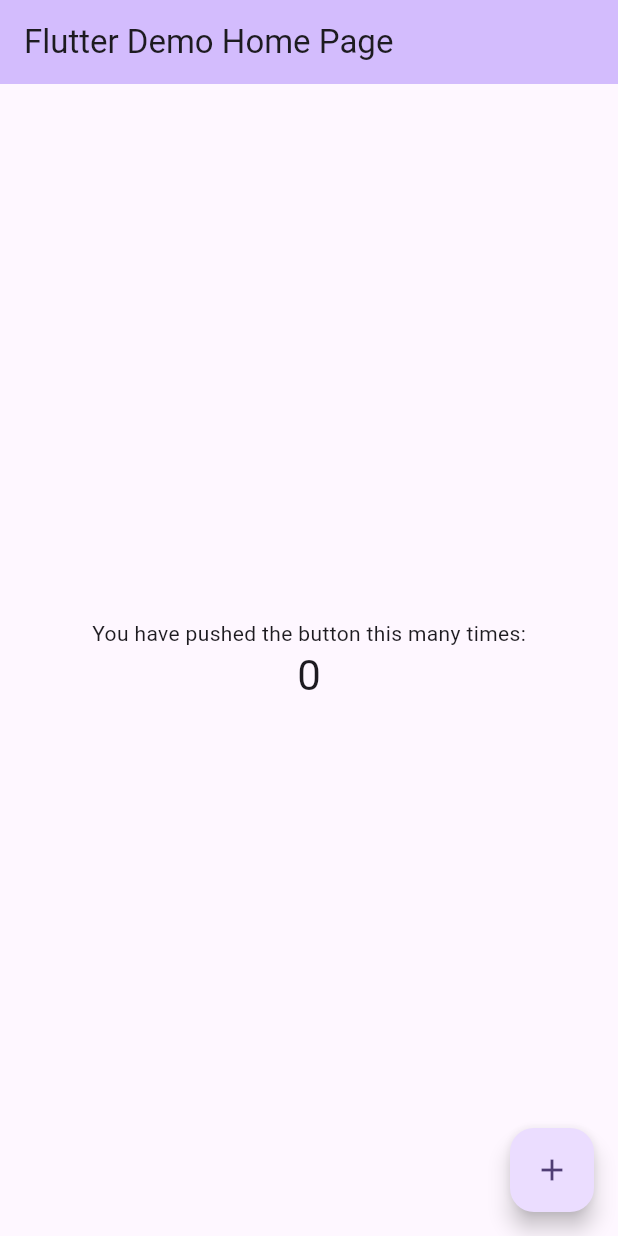
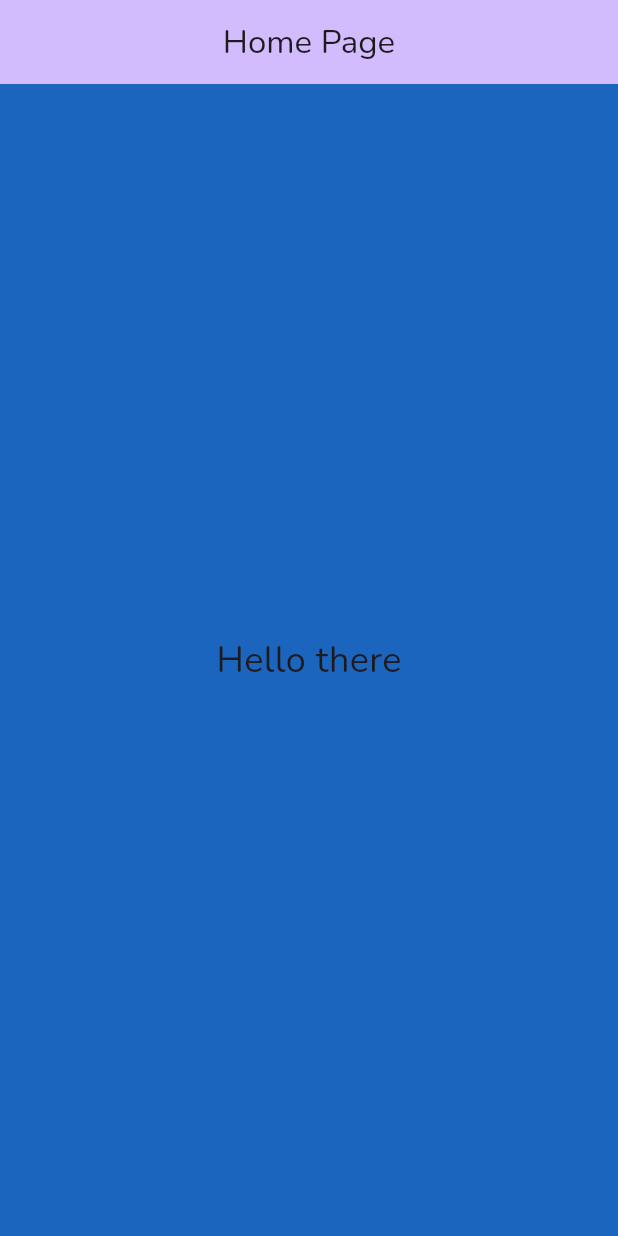
Before and after one commit to res5ect007/test_app_solid, a Flutter app: the screen it shows after launch, on a phone screen of 412 x 824 dp. Run offline on Flutter 3.47's test engine with Material 3 defaults, Android fonts, the light colour scheme and no system bars.

Commit message:
Implemented test task that shows screen with text "Hello there" in the middle of the screen, on tapping anywhere on the screen, a background color changes to a randomly generated color (16777216 colors of RGB). As small feature added smooth transition on color changing and zoom animation on the text on long tap

```diff
--- a/lib/main.dart
+++ b/lib/main.dart
@@ -1,125 +1,25 @@
 import 'package:flutter/material.dart';
+import 'package:test_app_solid/presentation/pages/home_page.dart';
 
 void main() {
-  runApp(const MyApp());
+  runApp(const Main());
 }
 
-class MyApp extends StatelessWidget {
-  const MyApp({super.key});
+/// Main application class that initializes and starts the application
+class Main extends StatelessWidget {
+  /// Constructor of MyApp class
+  const Main({super.key});
 
-  // This widget is the root of your application.
   @override
   Widget build(BuildContext context) {
     return MaterialApp(
-      title: 'Flutter Demo',
+      title: 'Test App Solid',
       theme: ThemeData(
-        // This is the theme of your application.
-        //
-        // TRY THIS: Try running your application with "flutter run". You'll see
-        // the application has a purple toolbar. Then, without quitting the app,
-        // try changing the seedColor in the colorScheme below to Colors.green
-        // and then invoke "hot reload" (save your changes or press the "hot
-        // reload" button in a Flutter-supported IDE, or press "r" if you used
-        // the command line to start the app).
-        //
-        // Notice that the counter didn't reset back to zero; the application
-        // state is not lost during the reload. To reset the state, use hot
-        // restart instead.
-        //
-        // This works for code too, not just values: Most code changes can be
-        // tested with just a hot reload.
         colorScheme: ColorScheme.fromSeed(seedColor: Colors.deepPurple),
         useMaterial3: true,
+        fontFamily: 'Nunito',
       ),
-      home: const MyHomePage(title: 'Flutter Demo Home Page'),
+      home: const HomePage(title: 'Home Page'),
     );
   }
 }
-
-class MyHomePage extends StatefulWidget {
-  const MyHomePage({super.key, required this.title});
-
-  // This widget is the home page of your application. It is stateful, meaning
-  // that it has a State object (defined below) that contains fields that affect
-  // how it looks.
-
-  // This class is the configuration for the state. It holds the values (in this
-  // case the title) provided by the parent (in this case the App widget) and
-  // used by the build method of the State. Fields in a Widget subclass are
-  // always marked "final".
-
-  final String title;
-
-  @override
-  State<MyHomePage> createState() => _MyHomePageState();
-}
-
-class _MyHomePageState extends State<MyHomePage> {
-  int _counter = 0;
-
-  void _incrementCounter() {
-    setState(() {
-      // This call to setState tells the Flutter framework that something has
-      // changed in this State, which causes it to rerun the build method below
-      // so that the display can reflect the updated values. If we changed
-      // _counter without calling setState(), then the build method would not be
-      // called again, and so nothing would appear to happen.
-      _counter++;
-    });
-  }
-
-  @override
-  Widget build(BuildContext context) {
-    // This method is rerun every time setState is called, for instance as done
-    // by the _incrementCounter method above.
-    //
-    // The Flutter framework has been optimized to make rerunning build methods
-    // fast, so that you can just rebuild anything that needs updating rather
-    // than having to individually change instances of widgets.
-    return Scaffold(
-      appBar: AppBar(
-        // TRY THIS: Try changing the color here to a specific color (to
-        // Colors.amber, perhaps?) and trigger a hot reload to see the AppBar
-        // change color while the other colors stay the same.
-        backgroundColor: Theme.of(context).colorScheme.inversePrimary,
-        // Here we take the value from the MyHomePage object that was created by
-        // the App.build method, and use it to set our appbar title.
-        title: Text(widget.title),
-      ),
-      body: Center(
-        // Center is a layout widget. It takes a single child and positions it
-        // in the middle of the parent.
-        child: Column(
-          // Column is also a layout widget. It takes a list of children and
-          // arranges them vertically. By default, it sizes itself to fit its
-          // children horizontally, and tries to be as tall as its parent.
-          //
-          // Column has various properties to control how it sizes itself and
-          // how it positions its children. Here we use mainAxisAlignment to
-          // center the children vertically; the main axis here is the vertical
-          // axis because Columns are vertical (the cross axis would be
-          // horizontal).
-          //
-          // TRY THIS: Invoke "debug painting" (choose the "Toggle Debug Paint"
-          // action in the IDE, or press "p" in the console), to see the
-          // wireframe for each widget.
-          mainAxisAlignment: MainAxisAlignment.center,
-          children: <Widget>[
-            const Text(
-              'You have pushed the button this many times:',
-            ),
-            Text(
-              '$_counter',
-              style: Theme.of(context).textTheme.headlineMedium,
-            ),
-          ],
-        ),
-      ),
-      floatingActionButton: FloatingActionButton(
-        onPressed: _incrementCounter,
-        tooltip: 'Increment',
-        child: const Icon(Icons.add),
-      ), // This trailing comma makes auto-formatting nicer for build methods.
-    );
-  }
-}
--- /dev/null
+++ b/lib/presentation/pages/home_page.dart
@@ -0,0 +1,103 @@
+import 'dart:math';
+
+import 'package:flutter/material.dart';
+
+/// Class that is a stateful widget which represents the home page of the app.
+class HomePage extends StatefulWidget {
+  /// Constructor of MyHomePage class
+  const HomePage({required this.title, super.key});
+
+  /// Title of our app
+  final String title;
+
+  @override
+  State<HomePage> createState() => _MyHomePageState();
+}
+
+class _MyHomePageState extends State<HomePage> with TickerProviderStateMixin {
+  final Random _random = Random();
+  final int _maxRgbColorNumber = 256;
+  final double _minFontSizeValue = 24.0;
+  final double _maxFontSizeValue = 30.0;
+  Color? _backgroundColor;
+
+  late AnimationController _fontSizeController;
+  late Animation<double> _fontSizeAnimation;
+
+  /// The random number from 0 to 255 to obtain RGB color
+  int get _randomRgbColorNumber => _random.nextInt(_maxRgbColorNumber);
+
+  @override
+  void initState() {
+    super.initState();
+
+    _changeBackgroundColor();
+
+    _fontSizeController = AnimationController(
+      vsync: this,
+      duration: const Duration(milliseconds: 300),
+    );
+
+    _fontSizeAnimation = Tween<double>(
+      begin: _minFontSizeValue,
+      end: _maxFontSizeValue,
+    ).animate(_fontSizeController);
+  }
+
+  /// Returns randomly generated RGB color
+  void _changeBackgroundColor() {
+    _backgroundColor = Color.fromRGBO(
+      _randomRgbColorNumber,
+      _randomRgbColorNumber,
+      _randomRgbColorNumber,
+      1,
+    );
+  }
+
+  void _increaseFontSize() {
+    _fontSizeController.forward();
+  }
+
+  void _resetFontSize() {
+    _fontSizeController.reverse();
+  }
+
+  @override
+  Widget build(BuildContext context) {
+    return GestureDetector(
+      onTap: () => setState(_changeBackgroundColor),
+      onTapDown: (_) => _increaseFontSize(),
+      onTapUp: (_) => _resetFontSize(),
+      onTapCancel: _resetFontSize,
+      child: Scaffold(
+        appBar: AppBar(
+          backgroundColor: Theme.of(context).colorScheme.inversePrimary,
+          title: Text(widget.title),
+          centerTitle: true,
+        ),
+        body: AnimatedContainer(
+          duration: const Duration(seconds: 1),
+          curve: Curves.easeInOut,
+          color: _backgroundColor,
+          child: Center(
+            child: AnimatedBuilder(
+              animation: _fontSizeAnimation,
+              builder: (context, child) {
+                return Text(
+                  'Hello there',
+                  style: TextStyle(fontSize: _fontSizeAnimation.value),
+                );
+              },
+            ),
+          ),
+        ),
+      ),
+    );
+  }
+
+  @override
+  void dispose() {
+    _fontSizeController.dispose();
+    super.dispose();
+  }
+}
```
Also changed, not shown: pubspec.yaml (+10 -25 lines), fonts/Nunito.ttf (added), pubspec.lock, 2 other files.
